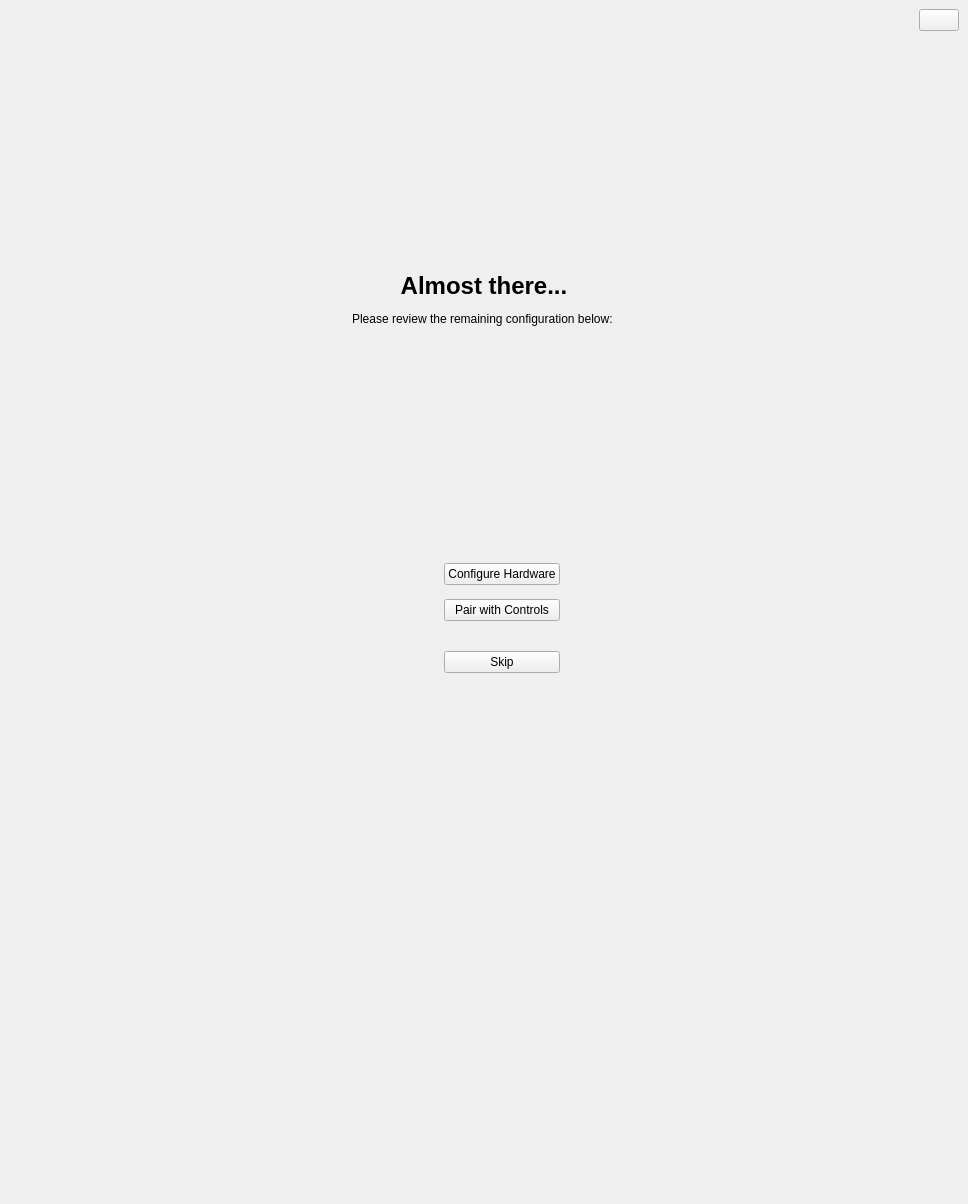
Old version of the form libs/libcore/ui/AgentWindow.ui in the repository mrdeveloperdude/OctoMY.
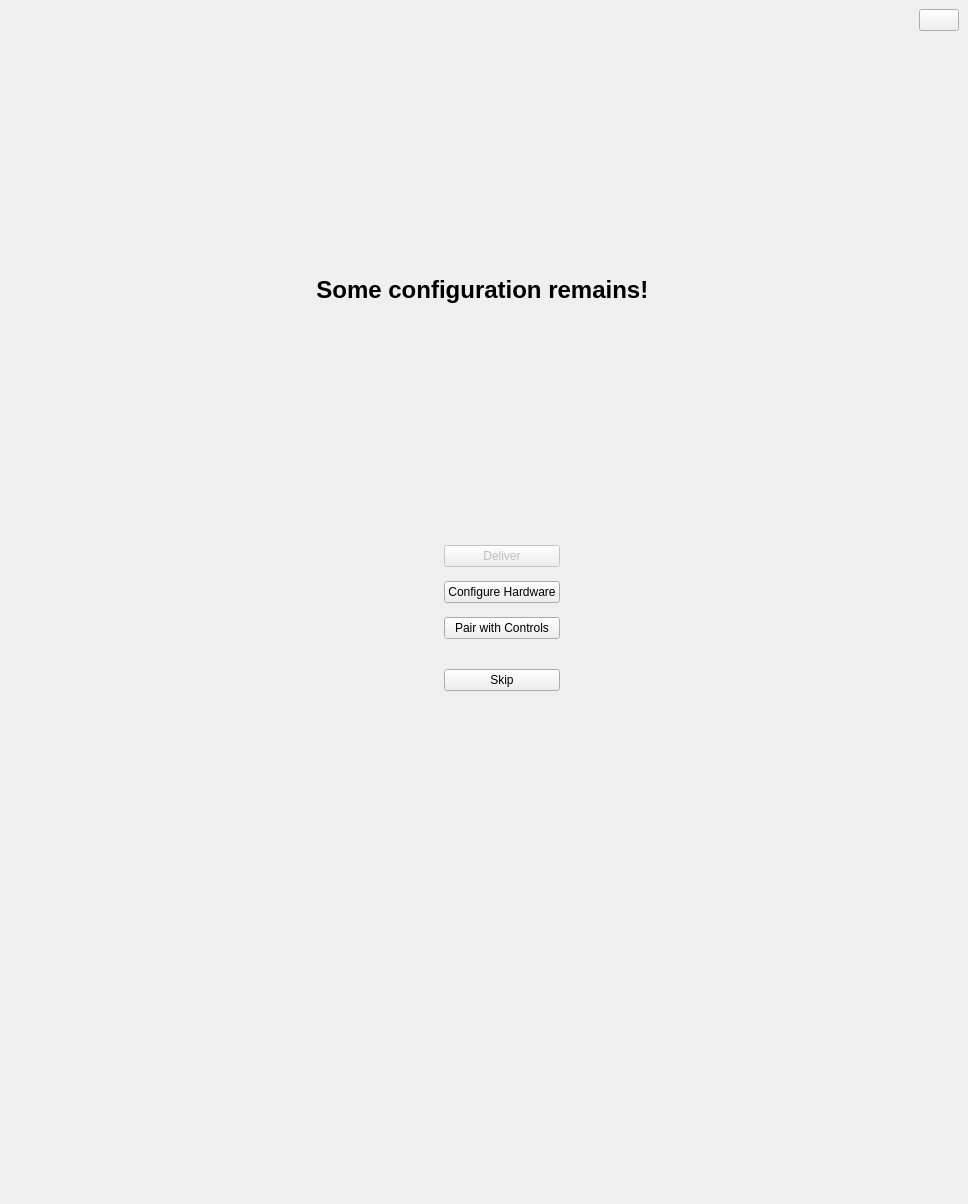
New version of the form. The open tabs and pages were chosen to show the change. Icons and pictures are not drawn. Custom widgets are drawn as their Qt base class.

```diff
--- a/libs/libcore/ui/AgentWindow.ui
+++ b/libs/libcore/ui/AgentWindow.ui
@@ -246,8 +246,8 @@
             </widget>
             <widget class="QWidget" name="pageConfig">
              <layout class="QGridLayout" name="gridLayout_8">
-              <item row="2" column="1">
-               <widget class="LightWidget" name="widgetPairStatus" native="true">
+              <item row="1" column="1">
+               <widget class="LightWidget" name="widgetDeliveryStatus" native="true">
                 <property name="sizePolicy">
                  <sizepolicy hsizetype="Minimum" vsizetype="Minimum">
                   <horstretch>0</horstretch>
@@ -262,7 +262,7 @@
                 </property>
                </widget>
               </item>
-              <item row="1" column="0">
+              <item row="2" column="0">
                <spacer name="horizontalSpacer_8">
                 <property name="orientation">
                  <enum>Qt::Horizontal</enum>
@@ -275,17 +275,108 @@
                 </property>
                </spacer>
               </item>
+              <item row="2" column="1">
+               <widget class="LightWidget" name="widgetHardwareStatus" native="true">
+                <property name="sizePolicy">
+                 <sizepolicy hsizetype="Minimum" vsizetype="Minimum">
+                  <horstretch>0</horstretch>
+                  <verstretch>0</verstretch>
+                 </sizepolicy>
+                </property>
+                <property name="minimumSize">
+                 <size>
+                  <width>30</width>
+                  <height>30</height>
+                 </size>
+                </property>
+               </widget>
+              </item>
               <item row="2" column="2">
+               <widget class="QPushButton" name="pushButtonConfigureHardware">
+                <property name="toolTip">
+                 <string>Configure controller, actuators and loci of this Agent.</string>
+                </property>
+                <property name="text">
+                 <string>Configure Hardware</string>
+                </property>
+               </widget>
+              </item>
+              <item row="2" column="3">
+               <spacer name="horizontalSpacer_9">
+                <property name="orientation">
+                 <enum>Qt::Horizontal</enum>
+                </property>
+                <property name="sizeHint" stdset="0">
+                 <size>
+                  <width>40</width>
+                  <height>20</height>
+                 </size>
+                </property>
+               </spacer>
+              </item>
+              <item row="3" column="1">
+               <widget class="LightWidget" name="widgetPairStatus" native="true">
+                <property name="sizePolicy">
+                 <sizepolicy hsizetype="Minimum" vsizetype="Minimum">
+                  <horstretch>0</horstretch>
+                  <verstretch>0</verstretch>
+                 </sizepolicy>
+                </property>
+                <property name="minimumSize">
+                 <size>
+                  <width>30</width>
+                  <height>30</height>
+                 </size>
+                </property>
+               </widget>
+              </item>
+              <item row="3" column="2">
                <widget class="QPushButton" name="pushButtonPairWithControls">
                 <property name="text">
                  <string>Pair with Controls</string>
                 </property>
                </widget>
               </item>
+              <item row="4" column="2">
+               <widget class="QLabel" name="label_2">
+                <property name="text">
+                 <string/>
+                </property>
+               </widget>
+              </item>
+              <item row="5" column="2">
+               <widget class="QPushButton" name="pushButtonSkipConfig">
+                <property name="toolTip">
+                 <string>Skip any remaining configuration for now. You can start configuration from the main menu, or from this screen next time Agent launches.</string>
+                </property>
+                <property name="text">
+                 <string>Skip</string>
+                </property>
+               </widget>
+              </item>
+              <item row="6" column="2">
+               <spacer name="verticalSpacer">
+                <property name="orientation">
+                 <enum>Qt::Vertical</enum>
+                </property>
+                <property name="sizeHint" stdset="0">
+                 <size>
+                  <width>20</width>
+                  <height>40</height>
+                 </size>
+                </property>
+               </spacer>
+              </item>
               <item row="1" column="2">
-               <widget class="QPushButton" name="pushButtonConfigureHardware">
+               <widget class="QPushButton" name="pushButtonDeliver">
+                <property name="enabled">
+                 <bool>false</bool>
+                </property>
+                <property name="toolTip">
+                 <string>Generate an ID and set a name for this Agent.</string>
+                </property>
                 <property name="text">
-                 <string>Configure Hardware</string>
+                 <string>Deliver</string>
                 </property>
                </widget>
               </item>
@@ -298,8 +389,7 @@
                  </sizepolicy>
                 </property>
                 <property name="text">
-                 <string>&lt;h1&gt;Almost there...&lt;/h1&gt;
-&lt;p&gt;Please review the remaining configuration below:&lt;/p&gt;
+                 <string>&lt;h1&gt;Some configuration remains!&lt;/h1&gt;
 </string>
                 </property>
                 <property name="alignment">
@@ -307,62 +397,6 @@
                 </property>
                </widget>
               </item>
-              <item row="5" column="2">
-               <spacer name="verticalSpacer">
-                <property name="orientation">
-                 <enum>Qt::Vertical</enum>
-                </property>
-                <property name="sizeHint" stdset="0">
-                 <size>
-                  <width>20</width>
-                  <height>40</height>
-                 </size>
-                </property>
-               </spacer>
-              </item>
-              <item row="1" column="3">
-               <spacer name="horizontalSpacer_9">
-                <property name="orientation">
-                 <enum>Qt::Horizontal</enum>
-                </property>
-                <property name="sizeHint" stdset="0">
-                 <size>
-                  <width>40</width>
-                  <height>20</height>
-                 </size>
-                </property>
-               </spacer>
-              </item>
-              <item row="1" column="1">
-               <widget class="LightWidget" name="widgetHardwareStatus" native="true">
-                <property name="sizePolicy">
-                 <sizepolicy hsizetype="Minimum" vsizetype="Minimum">
-                  <horstretch>0</horstretch>
-                  <verstretch>0</verstretch>
-                 </sizepolicy>
-                </property>
-                <property name="minimumSize">
-                 <size>
-                  <width>30</width>
-                  <height>30</height>
-                 </size>
-                </property>
-               </widget>
-              </item>
-              <item row="4" column="2">
-               <widget class="QPushButton" name="pushButtonSkipConfig">
-                <property name="text">
-                 <string>Skip</string>
-                </property>
-               </widget>
-              </item>
-              <item row="3" column="2">
-               <widget class="QLabel" name="label_2">
-                <property name="text">
-                 <string/>
-                </property>
-               </widget>
-              </item>
              </layout>
             </widget>
            </widget>
@@ -1022,6 +1056,12 @@
   </layout>
  </widget>
  <customwidgets>
+  <customwidget>
+   <class>LightWidget</class>
+   <extends>QWidget</extends>
+   <header location="global">widgets/LightWidget.hpp</header>
+   <container>1</container>
+  </customwidget>
   <customwidget>
    <class>PortableIDWidget</class>
    <extends>QWidget</extends>
@@ -1076,12 +1116,6 @@
    <header>widgets/HardwareWizard.hpp</header>
    <container>1</container>
   </customwidget>
-  <customwidget>
-   <class>LightWidget</class>
-   <extends>QWidget</extends>
-   <header location="global">widgets/LightWidget.hpp</header>
-   <container>1</container>
-  </customwidget>
  </customwidgets>
  <resources>
   <include location="../resources/icons.qrc"/>
```
Left out of the diff: 5 changed lines with no effect on the pictures.
